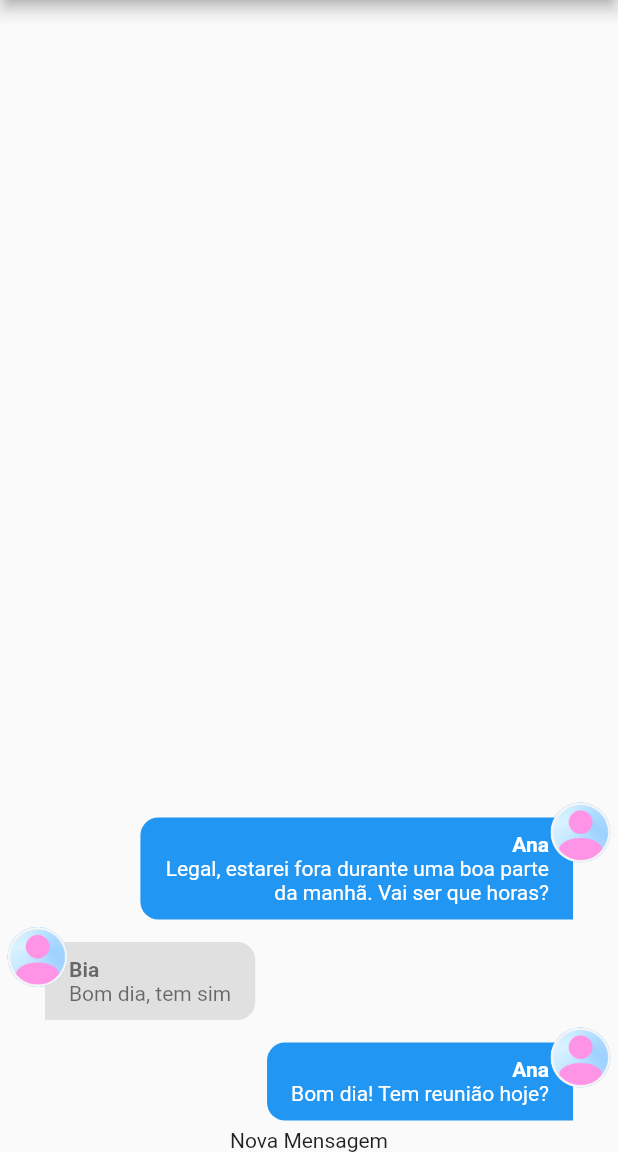
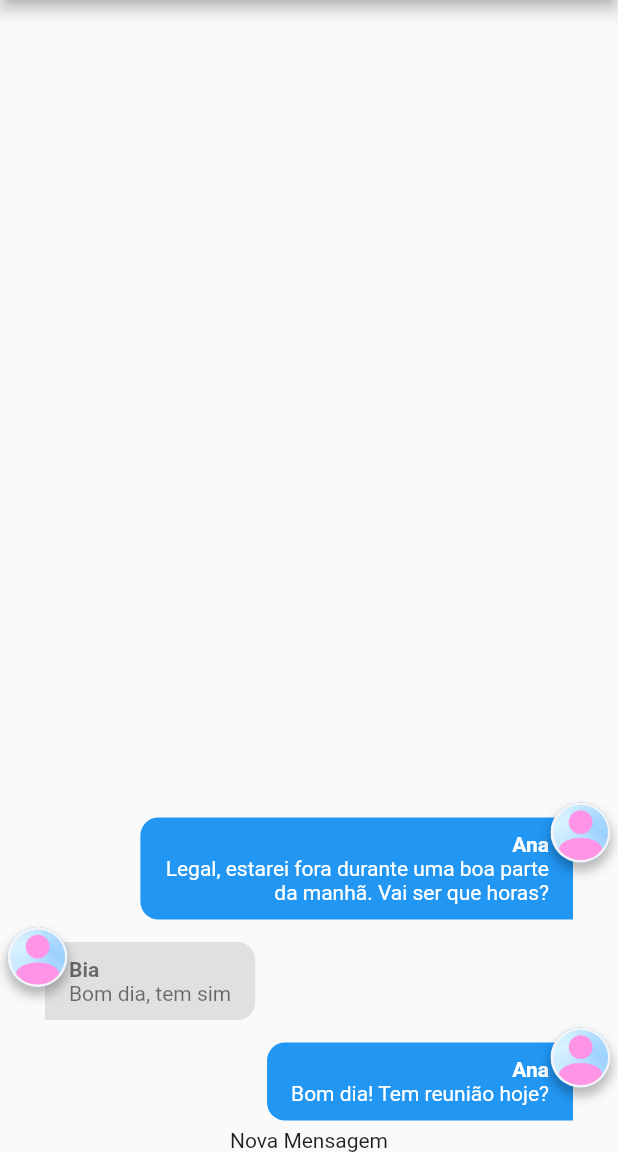
Before and after one commit to TonySilva7/chat-flutter, a Flutter app: the screen it shows after launch, on a phone screen of 412 x 824 dp, the part 84-1236 px from its top. Run offline on Flutter 3.47's test engine with Material 2 defaults, Android fonts, the phone set to English and light mode, and no system bars; our stand-ins replace image_picker; accounts and stored records are empty.

```diff
--- a/lib/app/widgets/message_bubble.dart
+++ b/lib/app/widgets/message_bubble.dart
@@ -75,7 +75,21 @@ class MessageBubble extends StatelessWidget {
           top: 0,
           left: belongsToCurrentUser ? null : 5,
           right: belongsToCurrentUser ? 5 : null,
-          child: _showUserImage(message.userImageURL, context),
+          child: Container(
+            // create shadow
+            decoration: const BoxDecoration(
+              shape: BoxShape.circle,
+              boxShadow: [
+                BoxShadow(
+                  color: Colors.black26,
+                  blurRadius: 5,
+                  spreadRadius: 1,
+                  offset: Offset(0, 5),
+                ),
+              ],
+            ),
+            child: _showUserImage(message.userImageURL, context),
+          ),
         ),
       ],
     );
--- a/lib/main.dart
+++ b/lib/main.dart
@@ -1,7 +1,9 @@
 import 'package:chat/app/app.dart';
 import 'package:chat/app/pages/loading_pages.dart';
 import 'package:flutter/material.dart';
+import 'package:flutter/rendering.dart';
 
 void main() {
+  // debugPaintSizeEnabled = true;
   runApp(const App());
 }
```
